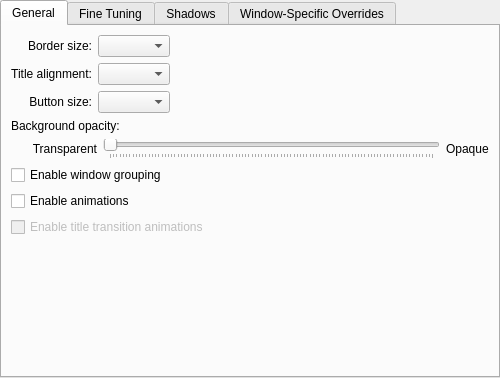
Qt form oxygen-transparent/decoration/config/ui/oxygenconfigurationui.ui (mathieujobin/kde-playground-artwork) before a commit.
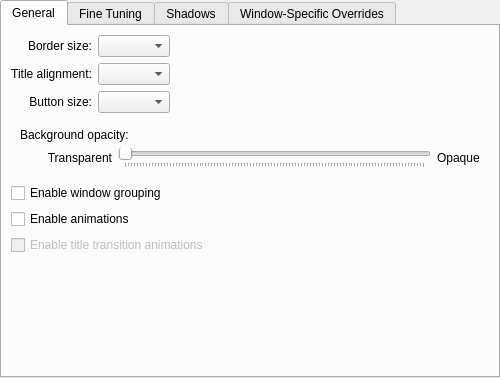
The same form after that commit. Custom widgets are drawn as their Qt base class.

Commit message: Fixed bug when hiding background opacity settings.

Diff of the .ui file:
```diff
--- a/oxygen-transparent/decoration/config/ui/oxygenconfigurationui.ui
+++ b/oxygen-transparent/decoration/config/ui/oxygenconfigurationui.ui
@@ -95,23 +95,10 @@
          </property>
         </spacer>
        </item>
-       <item row="1" column="0">
-        <widget class="QLabel" name="label_6">
-         <property name="text">
-          <string>Background opacity:</string>
-         </property>
-         <property name="alignment">
-          <set>Qt::AlignLeading|Qt::AlignLeft|Qt::AlignVCenter</set>
-         </property>
-        </widget>
-       </item>
        <item row="2" column="0" colspan="2">
         <widget class="QWidget" name="backgroundOpacityWidget" native="true">
-         <layout class="QHBoxLayout" name="horizontalLayout">
-          <property name="margin">
-           <number>0</number>
-          </property>
-          <item>
+         <layout class="QGridLayout" name="gridLayout_6">
+          <item row="1" column="1">
            <spacer name="horizontalSpacer_6">
             <property name="orientation">
              <enum>Qt::Horizontal</enum>
@@ -127,7 +114,7 @@
             </property>
            </spacer>
           </item>
-          <item>
+          <item row="1" column="2">
            <widget class="QLabel" name="label_7">
             <property name="text">
              <string>Transparent</string>
@@ -137,7 +124,7 @@
             </property>
            </widget>
           </item>
-          <item>
+          <item row="1" column="3">
            <widget class="QSlider" name="backgroundOpacity">
             <property name="maximum">
              <number>100</number>
@@ -150,13 +137,23 @@
             </property>
            </widget>
           </item>
-          <item>
+          <item row="1" column="4">
            <widget class="QLabel" name="label_8">
             <property name="text">
              <string>Opaque</string>
             </property>
            </widget>
           </item>
+          <item row="0" column="1" colspan="3">
+           <widget class="QLabel" name="label_6">
+            <property name="text">
+             <string>Background opacity:</string>
+            </property>
+            <property name="alignment">
+             <set>Qt::AlignLeading|Qt::AlignLeft|Qt::AlignVCenter</set>
+            </property>
+           </widget>
+          </item>
          </layout>
         </widget>
        </item>
```
